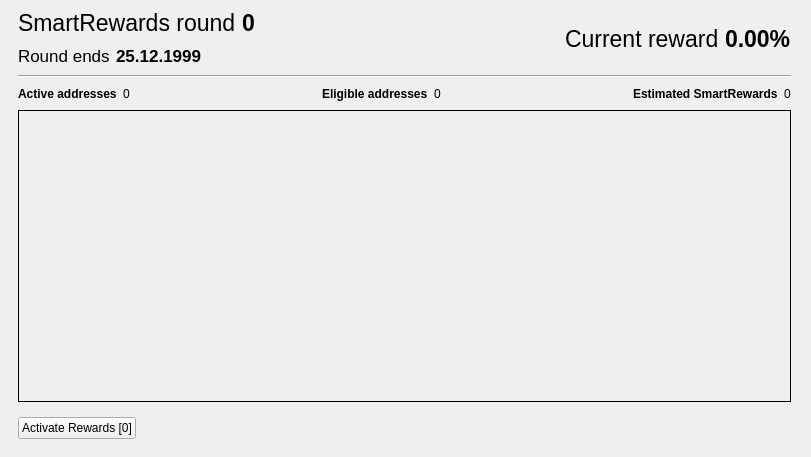
First picture: the form in src/qt/forms/smartrewardslist.ui, repository SmartCash/Core-Smart, before the edit.
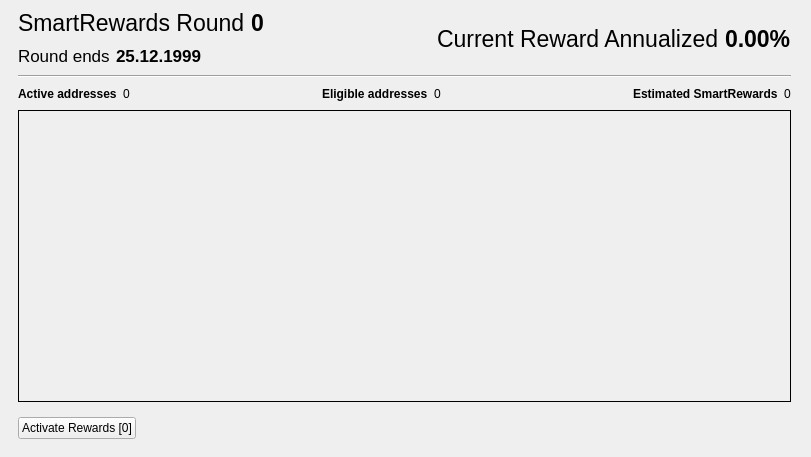
Second picture: the form after the edit. The open tabs and pages were chosen to show the change. Custom widgets are drawn as their Qt base class.

What changed in the file:
```diff
--- a/src/qt/forms/smartrewardslist.ui
+++ b/src/qt/forms/smartrewardslist.ui
@@ -189,7 +189,7 @@
                  </font>
                 </property>
                 <property name="text">
-                 <string>SmartRewards round</string>
+                 <string>SmartRewards Round</string>
                 </property>
                </widget>
               </item>
@@ -269,7 +269,7 @@
                </font>
               </property>
               <property name="text">
-               <string>Current reward</string>
+               <string>Current Reward Annualized</string>
               </property>
              </widget>
             </item>
```
